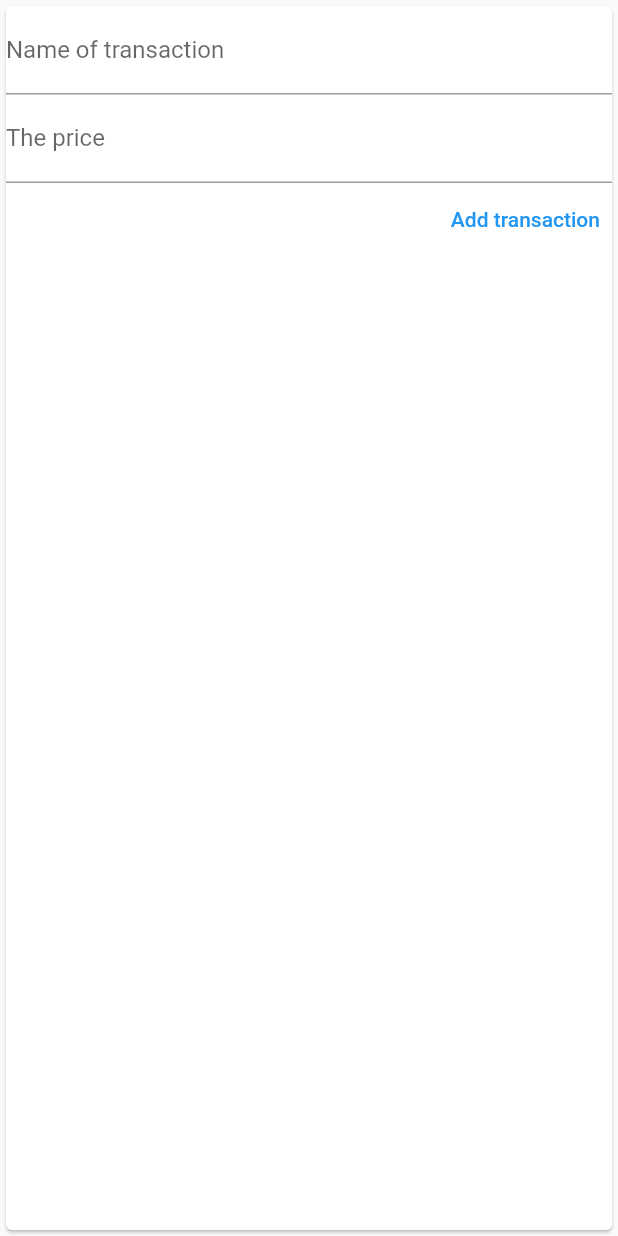
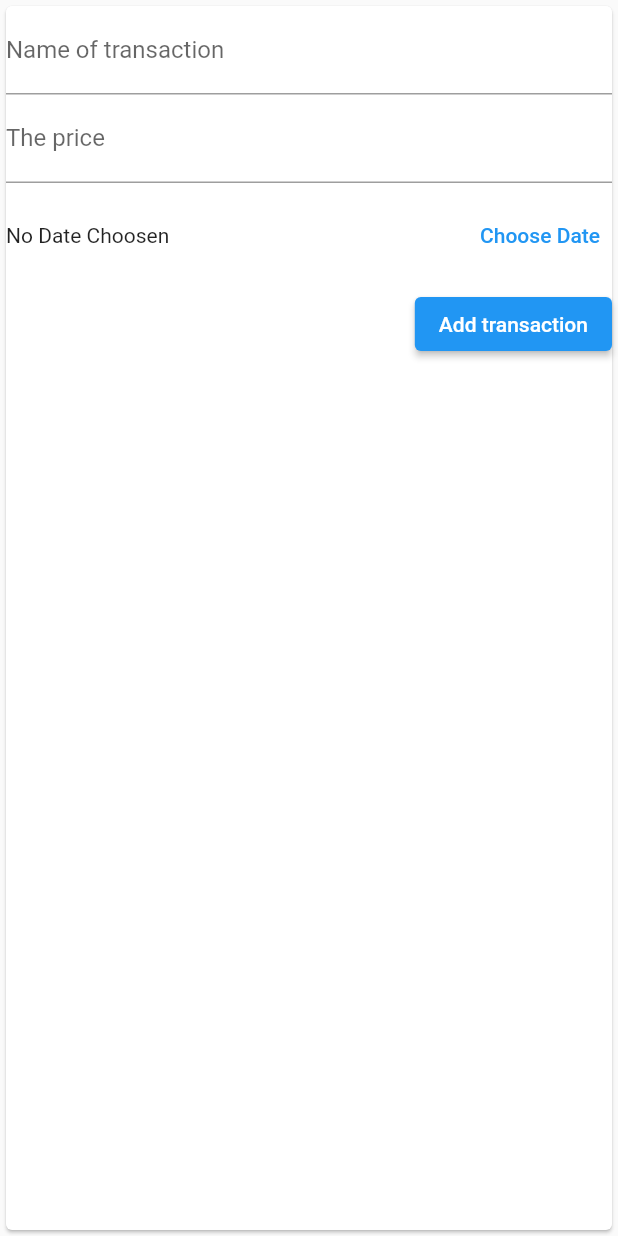
Before and after one commit to LizaKalbukova/Clear_transaction_app, a Flutter app: the TextInputW widget shown alone on an empty page, opened directly with empty values, after a tap on "Add transaction", on a phone screen of 412 x 824 dp. Run offline on Flutter 3.47's test engine with Material 2 defaults, Android fonts, the phone set to English and light mode, and no system bars.

Commit message:
Додан календар для вибору дати транзакції

```diff
--- a/lib/main.dart
+++ b/lib/main.dart
@@ -30,12 +30,13 @@ class _MyHomePageState extends State<MyHomePage> {
   @override
   final List<MyTransactions> transctionW = [];
 
-  void addNewTransaction(String txNameOfTx, double txAmount) {
+  void addNewTransaction(
+      String txNameOfTx, double txAmount, DateTime choosenDate) {
     final newTx = MyTransactions(
       amount: txAmount,
       nameOfTransaction: txNameOfTx,
       id: DateTime.now().toString(),
-      date: DateTime.now(),
+      date: choosenDate,
     );
 
     setState(() {
--- a/lib/textInputWidget.dart
+++ b/lib/textInputWidget.dart
@@ -1,5 +1,6 @@
 import 'package:flutter/material.dart';
 import 'transactionListW.dart';
+import 'package:intl/intl.dart';
 
 class TextInputW extends StatefulWidget {
   final Function addNewTransaction;
@@ -11,24 +12,41 @@ class TextInputW extends StatefulWidget {
 
 class _TextInputWState extends State<TextInputW> {
   //String textInput = ''; // зміні які зберігають значення з рядку для ввода
+
   final textController = TextEditingController();
-
   final amountController = TextEditingController();
+  DateTime? _selectedDate;
 
   void submitData() {
     // метод щоб наша кнопочка на клавіатурі підтвержувала і додавала транзакцію в лис .... ця функція створенна щоб код не повторювався
     final textSubmit = textController.text;
     final amountSubmit = double.parse(amountController.text);
 
-    if (textSubmit.isEmpty || amountSubmit <= 0) {
-      // якщо текста немає і ціна відємна, то Після Return функція  addNewTransaction не працює
+    if (textSubmit.isEmpty || amountSubmit <= 0 || _selectedDate == null) {
+      // якщо текста немає і ціна відємна і якщо не встановлена дата, то Після Return функція  addNewTransaction не працює
       return;
     }
 
-    widget.addNewTransaction(textSubmit,
-        amountSubmit); // автоматично створено  widget. післа перетворення класу на StatefulWidget  для того щоб ми змогли передавати наші properties з приватного класа
+    widget.addNewTransaction(textSubmit, amountSubmit,
+        _selectedDate); // автоматично створено  widget. післа перетворення класу на StatefulWidget  для того щоб ми змогли передавати наші properties з приватного класа
 
     Navigator.of(context).pop(); // Закриває нашу форму
+  }
+
+  void _presentDatePicker() {
+    showDatePicker(
+      context: context,
+      initialDate: DateTime.now(),
+      firstDate: DateTime(2003),
+      lastDate: DateTime.now(),
+    ).then((pickerdate) {
+      if (pickerdate == null) {
+        return;
+      }
+      setState(() {
+        _selectedDate = pickerdate;
+      });
+    });
   }
 
   @override
@@ -49,7 +67,20 @@ class _TextInputWState extends State<TextInputW> {
               decoration: InputDecoration(labelText: 'The price'),
               controller: amountController,
             ),
-            TextButton(
+            Container(
+              height: 70,
+              child: Row(
+                mainAxisAlignment: MainAxisAlignment.spaceBetween,
+                children: [
+                  Text(_selectedDate == null
+                      ? 'No Date Choosen'
+                      : 'Picked Date: ${DateFormat.yMd().format(_selectedDate!).toString()}'),
+                  TextButton(
+                      onPressed: _presentDatePicker, child: Text("Choose Date"))
+                ],
+              ),
+            ),
+            ElevatedButton(
               onPressed: submitData,
               child: Text("Add transaction"),
             ),
```
